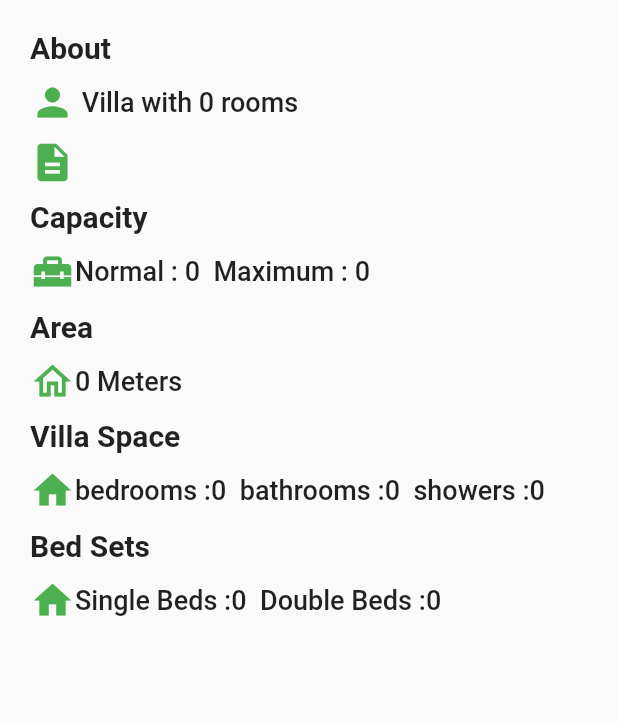
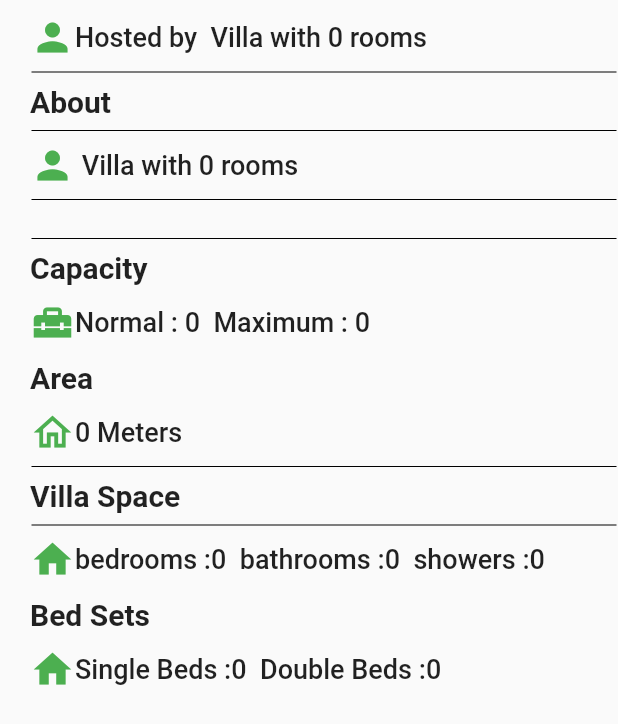
Before and after one commit to sinaziaee/LocatioBooker, a Flutter app: what aboutVilla() shows on an empty page, opened directly with empty values, on a phone screen of 412 x 824 dp. Shown: the top 724 px of the screen. Run offline on Flutter 3.47's test engine with Material 2 defaults, Android fonts, the phone set to English and light mode, and no system bars; our stand-ins replace awesome_dialog, csc_picker, dio, dotted_border, file_picker, flutter_map and 7 more; missing offline and left inert: flutter_absolute_path, image_picker_for_web, multi_image_picker, shared_preferences_web; accounts and stored records are empty; network calls fail.

```diff
--- a/lib/constants.dart
+++ b/lib/constants.dart
@@ -43,7 +43,7 @@ final kMyProgressIndicator = Container(
   ),
 );
 
-final String mainUrl = 'https://softcheetahs.herokuapp.com';
+final String mainUrl = 'http://172.17.3.149';
 // final String mainUrl = 'http://192.168.43.126:8000';
 
 final tempHouseImage = 'https://www.google.com/search'
--- a/lib/models/villa.dart
+++ b/lib/models/villa.dart
@@ -11,6 +11,7 @@ class Villa{
   final String type;
   final String description;
   final int price;
+  final String owner;
   final List<String> images;
   final List<String> facilities;
   final double latitude;
@@ -30,7 +31,7 @@ class Villa{
     this.number_of_bedrooms, this.number_of_single_beds,
     this.number_of_double_beds, this.number_of_showers, this.id , this.country, this.state,
     this.city, this.address,
-    this.postalCode,  this.name,
+    this.postalCode,  this.name,this.owner ,
     this.type, this.description,
     this.price,  this.images,
     this.facilities,  this.latitude,
@@ -60,6 +61,7 @@ class Villa{
         capacity: json['capacity'],
         maxCapacity: json['maxCapacity'],
 
+
         country : json['country'],
         state : json['state'],
         city: json['city'],
--- a/lib/screens/detailVilla/components/aboutVilla.dart
+++ b/lib/screens/detailVilla/components/aboutVilla.dart
@@ -23,13 +23,30 @@ class _aboutVillaState extends State<aboutVilla> {
       child: SingleChildScrollView(
         //scrollDirection: ,
         scrollDirection: Axis.vertical,
+        child: Expanded(
           child: Column(
             children: [
               SizedBox(height: 10,),
               //rooms(),
-            SizedBox(
+              Row(
+                children: [
+                  Icon(
+                    Icons.person,
+                    color: Colors.green,
+                    size: 30.0,
+                  ),
+
+                  Text("Hosted by ${widget.villa.owner} Villa with "
+                      "${widget.villa.number_of_bedrooms} rooms" ,
+                    style: kBodyTextStyle,
+                  )
+                ],
+              ),
+
+              /*SizedBox(
                 height: 10,
-            ),
+              ),*/
+              myDivider(),
 
               Row(
                   mainAxisAlignment: MainAxisAlignment.start,
@@ -41,9 +58,11 @@ class _aboutVillaState extends State<aboutVilla> {
                   ]
               ),
 
-            SizedBox(
+              /*SizedBox(
                 height: 10,
-            ),
+              ),*/
+
+              myDivider(),
               Row(
                 children: [
                   Icon(
@@ -58,11 +77,16 @@ class _aboutVillaState extends State<aboutVilla> {
                 ],
               ),
 
-            SizedBox(
-              height: 10,
-            ),
 
-            Row(
+              myDivider(),
+              /*Divider(
+                  //thickness: 1 ,
+                  endIndent: 1,
+                  indent: 1,
+                  color: Colors.black
+              ),*/
+
+              /*Row(
                 mainAxisAlignment: MainAxisAlignment.start,
                 children: [
                   Icon(
@@ -79,13 +103,15 @@ class _aboutVillaState extends State<aboutVilla> {
                     ),
                   )
                 ],
-            ),
+              ),*/
 
               SizedBox(
                 height: 10,
               ),
 
               //Capacity
+
+              myDivider(),
 
               Row(
                 mainAxisAlignment: MainAxisAlignment.start,
@@ -149,13 +175,13 @@ class _aboutVillaState extends State<aboutVilla> {
                 ],
               ),
 
-            SizedBox(
+              /*SizedBox(
                 height: 10,
-            ),
+              ),*/
 
 
 
-
+              myDivider(),
 
               //villa Space
 
@@ -169,9 +195,10 @@ class _aboutVillaState extends State<aboutVilla> {
                 ],
               ),
 
-            SizedBox(
+              /*SizedBox(
                 height: 10,
-            ),
+              ),*/
+              myDivider(),
 
               Row(
                 children: [
@@ -233,6 +260,7 @@ class _aboutVillaState extends State<aboutVilla> {
 
 
             ],
+          ),
         ),
       ),
     );
@@ -320,4 +348,12 @@ class _aboutVillaState extends State<aboutVilla> {
     );
 
   }
+
+  myDivider() {
+    return Divider(
+        endIndent: 1,
+        indent: 1,
+        color: Colors.black
+    );
   }
+}
--- a/lib/screens/detailVilla/detailVillaScreen.dart
+++ b/lib/screens/detailVilla/detailVillaScreen.dart
@@ -8,6 +8,8 @@ import 'package:loctio_booker/models/user.dart';
 import 'dart:convert' as convert;
 
 import 'package:loctio_booker/models/villa.dart';
+import 'package:loctio_booker/screens/detailVilla/components/myDivider.dart';
+import 'package:loctio_booker/screens/detailVilla/components/reserveVilla.dart';
 import '../../constants.dart';
 import '../detailVilla/components/aboutVilla.dart';
 
@@ -47,7 +49,7 @@ class _detailVillaScreenState extends State<detailVillaScreen> {
       child: FutureBuilder(
         future: http.get(
             Uri.parse(
-                "https://softcheetahs.herokuapp.com/api/villa/user/?villa_id=$id"),
+                "$mainUrl/api/villa/user/?villa_id=$id"),
             headers: {
               HttpHeaders.authorizationHeader: user.token,
             }),
@@ -78,6 +80,8 @@ class _detailVillaScreenState extends State<detailVillaScreen> {
                     ),
                     imagesVilla(myVilla),
                     aboutVilla(myVilla),
+                    myDivider(),
+                    reserveVilla()
                   ],
                 ),
               ),
```
Also changed, not shown: lib/screens/detailVilla/components/myDivider.dart (added, +13 -0 lines), lib/screens/detailVilla/components/reserveVilla.dart (added, +191 -0 lines), 1 other file. Lines whose indentation alone changed are shown as unchanged.
